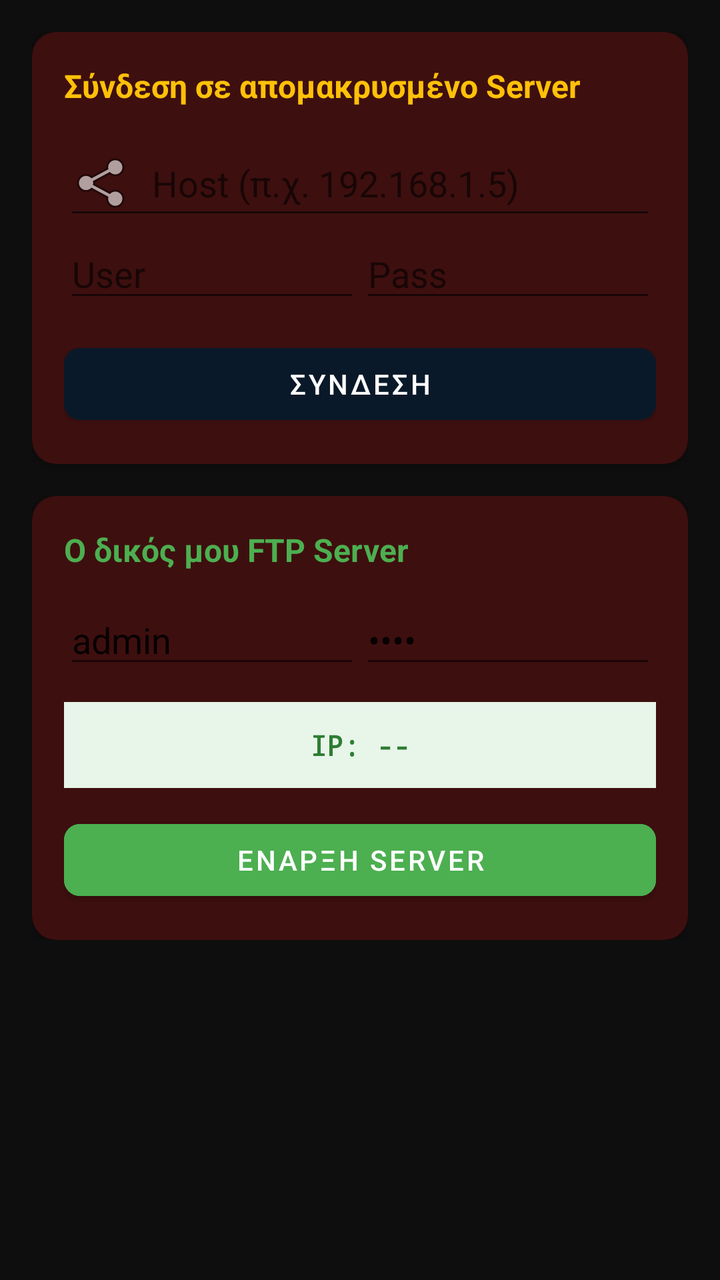
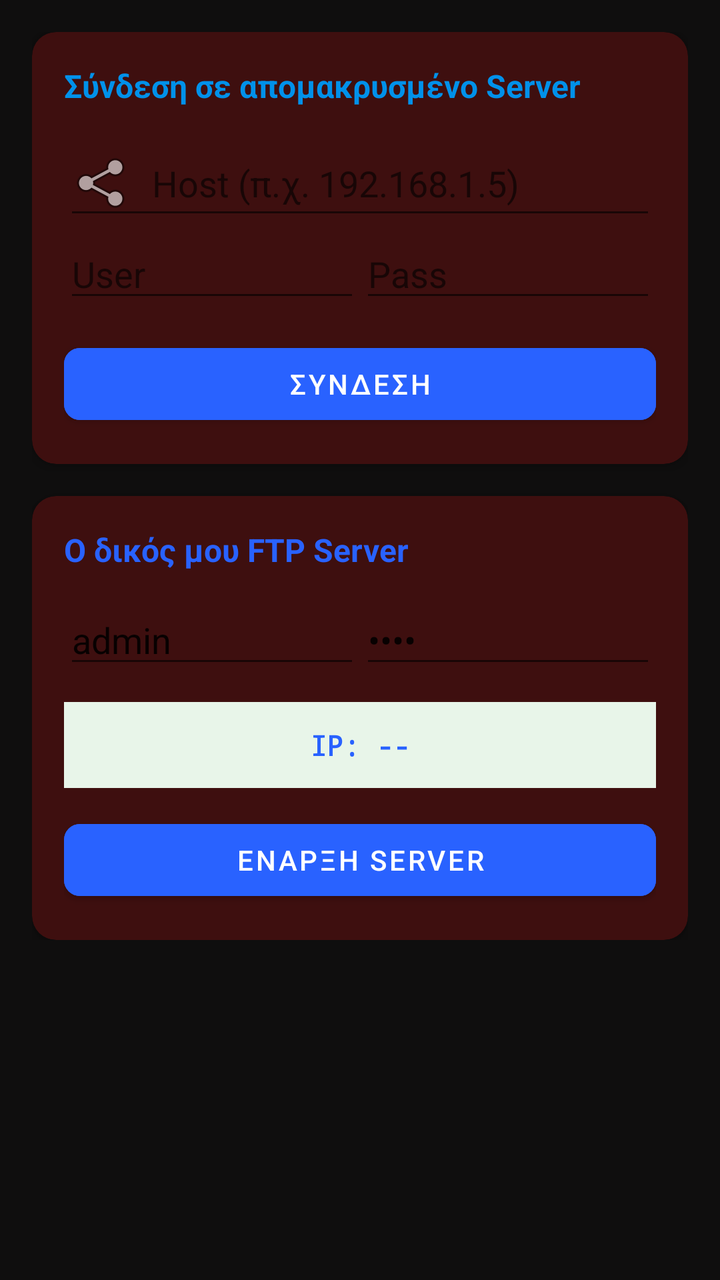

Before-and-after screenshots of an Android layout around one commit, followed by the original layout XML and the change that was made.
<!-- AndroidManifest.xml: application theme Theme.FTFileManager -->
<!-- res/layout/activity_ftp.xml -->
<?xml version="1.0" encoding="utf-8"?>
<ScrollView xmlns:android="http://schemas.android.com/apk/res/android"
    xmlns:app="http://schemas.android.com/apk/res-auto"
    android:layout_width="match_parent"
    android:layout_height="match_parent"
    android:background="#0F0E0E">

    <LinearLayout
        android:layout_width="match_parent"
        android:layout_height="wrap_content"
        android:orientation="vertical"
        android:padding="16dp">

        <com.google.android.material.card.MaterialCardView
            android:id="@+id/cardClient"
            android:layout_width="match_parent"
            android:layout_height="wrap_content"
            android:layout_marginBottom="16dp"
            app:cardBackgroundColor="#3E0F0F"
            app:cardCornerRadius="12dp"
            app:cardElevation="4dp"
            app:checkedIconTint="#FFFC3B">

            <LinearLayout
                android:id="@+id/loginLayout"
                android:layout_width="match_parent"
                android:layout_height="wrap_content"
                android:orientation="vertical"
                android:padding="16dp">

                <TextView
                    android:layout_width="wrap_content"
                    android:layout_height="wrap_content"
                    android:layout_marginBottom="12dp"
                    android:text="Σύνδεση σε απομακρυσμένο Server"
                    android:textColor="#FFC107"
                    android:textSize="16sp"
                    android:textStyle="bold" />

                <EditText
                    android:id="@+id/etHost"
                    android:layout_width="match_parent"
                    android:layout_height="wrap_content"
                    android:drawableStart="@android:drawable/ic_menu_share"
                    android:drawablePadding="8dp"
                    android:hint="Host (π.χ. 192.168.1.5)"
                    android:inputType="textUri" />

                <LinearLayout
                    android:layout_width="match_parent"
                    android:layout_height="wrap_content"
                    android:baselineAligned="false"
                    android:orientation="horizontal">

                    <EditText
                        android:id="@+id/etUser"
                        android:layout_width="0dp"
                        android:layout_height="wrap_content"
                        android:layout_weight="1"
                        android:hint="User"
                        android:inputType="textPersonName" />

                    <EditText
                        android:id="@+id/etPass"
                        android:layout_width="0dp"
                        android:layout_height="wrap_content"
                        android:layout_weight="1"
                        android:hint="Pass"
                        android:inputType="textPassword" />
                </LinearLayout>

                <Button
                    android:id="@+id/btnConnect"
                    android:layout_width="match_parent"
                    android:layout_height="wrap_content"
                    android:layout_marginTop="12dp"
                    android:text="ΣΥΝΔΕΣΗ"
                    app:cornerRadius="8dp" />
            </LinearLayout>
        </com.google.android.material.card.MaterialCardView>

        <com.google.android.material.card.MaterialCardView
            android:id="@+id/cardServer"
            android:layout_width="match_parent"
            android:layout_height="wrap_content"
            app:cardBackgroundColor="#3E0F0F"
            app:cardCornerRadius="12dp"
            app:cardElevation="4dp">

            <LinearLayout
                android:layout_width="match_parent"
                android:layout_height="wrap_content"
                android:orientation="vertical"
                android:padding="16dp">

                <TextView
                    android:layout_width="wrap_content"
                    android:layout_height="wrap_content"
                    android:layout_marginBottom="12dp"
                    android:text="Ο δικός μου FTP Server"
                    android:textColor="#4CAF50"
                    android:textSize="16sp"
                    android:textStyle="bold" />

                <LinearLayout
                    android:layout_width="match_parent"
                    android:layout_height="wrap_content"
                    android:orientation="horizontal">

                    <EditText
                        android:id="@+id/etServerUser"
                        android:layout_width="0dp"
                        android:layout_height="wrap_content"
                        android:layout_weight="1"
                        android:hint="Server User"
                        android:text="admin" />

                    <EditText
                        android:id="@+id/etServerPass"
                        android:layout_width="0dp"
                        android:layout_height="wrap_content"
                        android:layout_weight="1"
                        android:hint="Server Pass"
                        android:inputType="textPassword"
                        android:text="1234" />
                </LinearLayout>

                <TextView
                    android:id="@+id/tvServerInfo"
                    android:layout_width="match_parent"
                    android:layout_height="wrap_content"
                    android:layout_marginVertical="12dp"
                    android:background="#E8F5E9"
                    android:padding="12dp"
                    android:text="IP: --"
                    android:textAlignment="center"
                    android:textColor="#2E7D32"
                    android:textStyle="bold"
                    android:typeface="monospace" />

                <Button
                    android:id="@+id/btnStartServer"
                    android:layout_width="match_parent"
                    android:layout_height="wrap_content"
                    android:backgroundTint="#4CAF50"
                    android:text="ΕΝΑΡΞΗ SERVER"
                    app:cornerRadius="8dp" />
            </LinearLayout>
        </com.google.android.material.card.MaterialCardView>

        <androidx.recyclerview.widget.RecyclerView
            android:id="@+id/ftpRecyclerView"
            android:layout_width="match_parent"
            android:layout_height="wrap_content"
            android:layout_marginTop="16dp"
            android:background="@android:color/white"
            android:visibility="gone" />

    </LinearLayout>
</ScrollView>
<!-- resources referenced by this layout -->
<resources>
  <style name="Theme.FTFileManager" parent="Theme.MaterialComponents.DayNight.NoActionBar">
  
          <item name="android:statusBarColor">#0F253C</item>
  
          <item name="android:windowLightStatusBar">false</item>
  
          <item name="android:navigationBarColor">#030A10</item>
  
          <item name="colorPrimary">#0A1929</item>
          <item name="colorPrimaryDark">#030A10</item>
          <item name="colorAccent">#2196F3</item> <item name="android:windowBackground">#030A10</item>
      </style>
</resources>

<!-- the commit's change to res/layout/activity_ftp.xml (unified diff, before → after) -->
@@ -19,7 +19,7 @@
             app:cardBackgroundColor="#3E0F0F"
             app:cardCornerRadius="12dp"
             app:cardElevation="4dp"
-            app:checkedIconTint="#FFFC3B">
+            app:checkedIconTint="#0091EA">
 
             <LinearLayout
                 android:id="@+id/loginLayout"
@@ -33,7 +33,7 @@
                     android:layout_height="wrap_content"
                     android:layout_marginBottom="12dp"
                     android:text="Σύνδεση σε απομακρυσμένο Server"
-                    android:textColor="#FFC107"
+                    android:textColor="#0091EA"
                     android:textSize="16sp"
                     android:textStyle="bold" />
 
@@ -75,6 +75,7 @@
                     android:layout_height="wrap_content"
                     android:layout_marginTop="12dp"
                     android:text="ΣΥΝΔΕΣΗ"
+                    android:backgroundTint="#2962FF"
                     app:cornerRadius="8dp" />
             </LinearLayout>
         </com.google.android.material.card.MaterialCardView>
@@ -98,7 +99,7 @@
                     android:layout_height="wrap_content"
                     android:layout_marginBottom="12dp"
                     android:text="Ο δικός μου FTP Server"
-                    android:textColor="#4CAF50"
+                    android:textColor="#2962FF"
                     android:textSize="16sp"
                     android:textStyle="bold" />
 
@@ -134,7 +135,7 @@
                     android:padding="12dp"
                     android:text="IP: --"
                     android:textAlignment="center"
-                    android:textColor="#2E7D32"
+                    android:textColor="#2962FF"
                     android:textStyle="bold"
                     android:typeface="monospace" />
 
@@ -142,7 +143,7 @@
                     android:id="@+id/btnStartServer"
                     android:layout_width="match_parent"
                     android:layout_height="wrap_content"
-                    android:backgroundTint="#4CAF50"
+                    android:backgroundTint="#2962FF"
                     android:text="ΕΝΑΡΞΗ SERVER"
                     app:cornerRadius="8dp" />
             </LinearLayout>
@@ -153,7 +154,7 @@
             android:layout_width="match_parent"
             android:layout_height="wrap_content"
             android:layout_marginTop="16dp"
-            android:background="@android:color/white"
+            android:background="#371A61"
             android:visibility="gone" />
 
     </LinearLayout>
